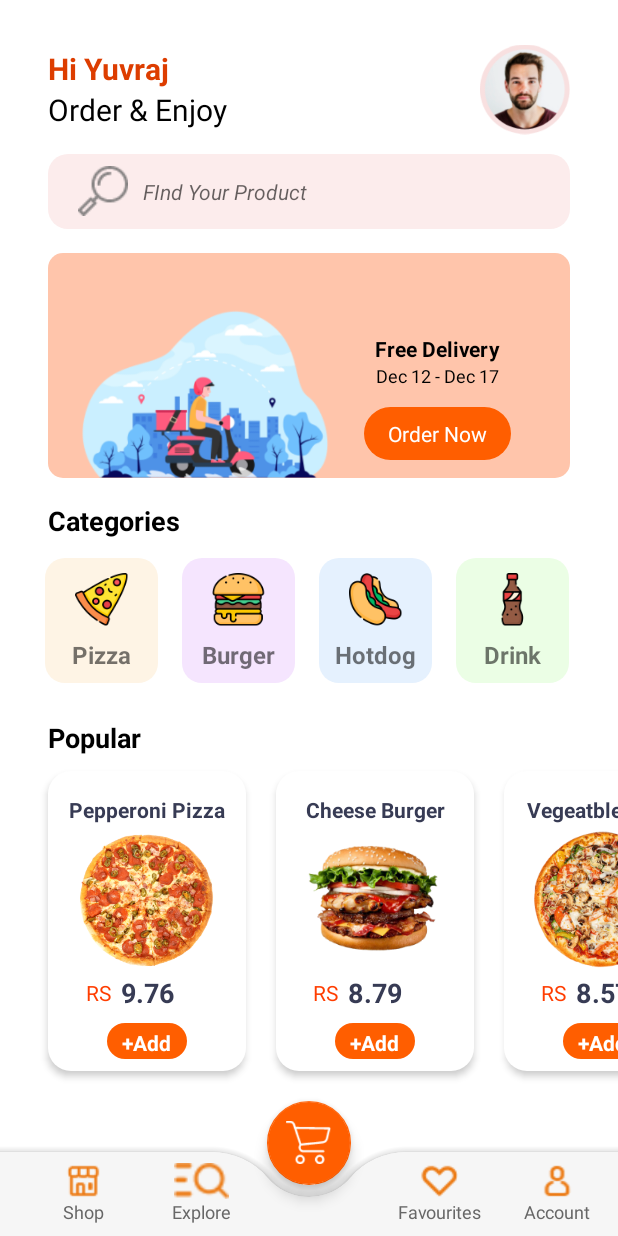
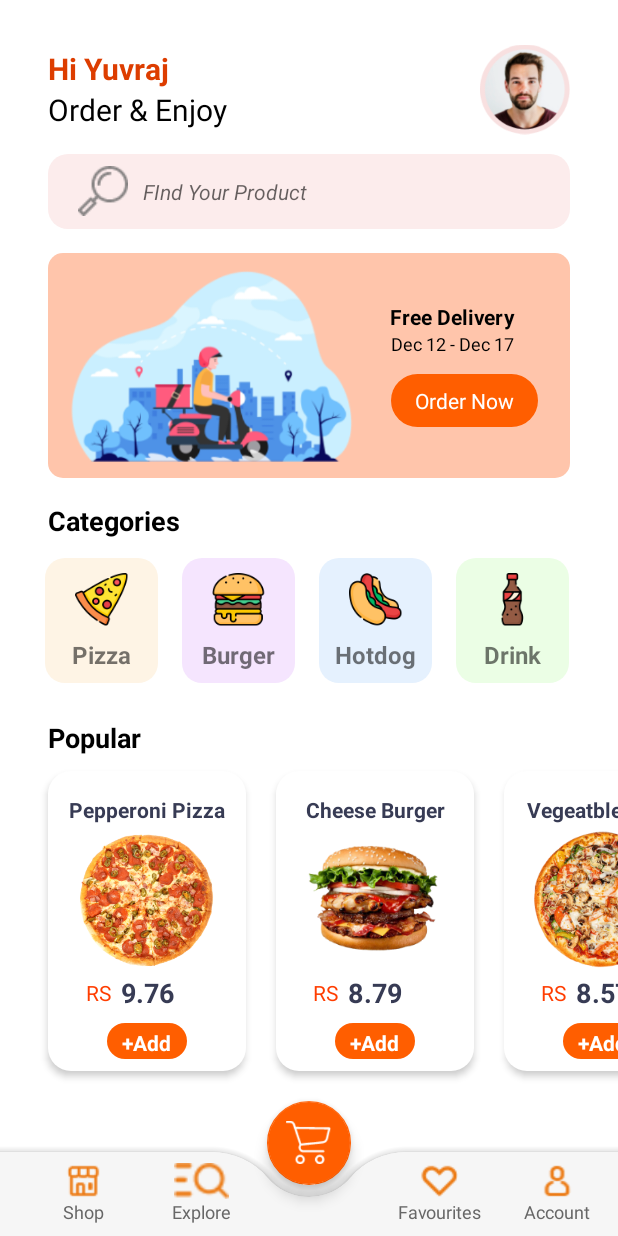
Before and after one commit to YUVRAJ06singh08deora/SHFFARMS, an Android app: the MainActivity screen opened directly, with no data from a screen before it, on a phone screen of 412 x 824 dp. Run offline under Robolectric (Android 15) with nearby library versions, the phone set to English and light mode, and no system bars.

Commit message:
Adjusted UI Changes

```diff
--- a/app/src/main/res/layout/activity_main.xml
+++ b/app/src/main/res/layout/activity_main.xml
@@ -93,8 +93,8 @@
 
                     <ImageView
                         android:id="@+id/imageView5"
-                        android:layout_width="218dp"
-                        android:layout_height="112dp"
+                        android:layout_width="228dp"
+                        android:layout_height="149dp"
                         app:layout_constraintBottom_toBottomOf="parent"
                         app:layout_constraintStart_toStartOf="parent"
                         app:layout_constraintTop_toTopOf="parent"
@@ -105,7 +105,7 @@
                         android:id="@+id/textView6"
                         android:layout_width="wrap_content"
                         android:layout_height="wrap_content"
-                        android:layout_marginTop="16dp"
+                        android:layout_marginTop="32dp"
                         android:text="Free Delivery"
                         android:textColor="#000000"
                         android:textSize="14sp"
@@ -131,8 +131,10 @@
                         android:background="@drawable/orange_button"
                         app:layout_constraintBottom_toBottomOf="parent"
                         app:layout_constraintEnd_toEndOf="@+id/textView8"
+                        app:layout_constraintHorizontal_bias="0.0"
                         app:layout_constraintStart_toStartOf="@+id/textView8"
-                        app:layout_constraintTop_toBottomOf="@+id/textView8">
+                        app:layout_constraintTop_toBottomOf="@+id/textView8"
+                        app:layout_constraintVertical_bias="0.256">
 
                         <TextView
                             android:id="@+id/textView9"
```
